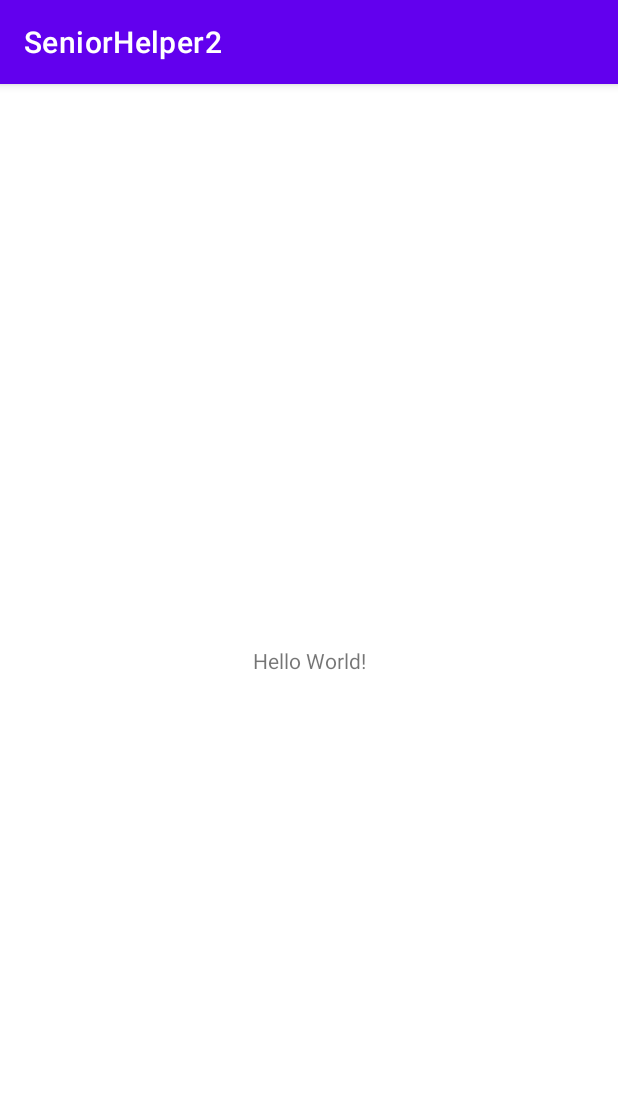
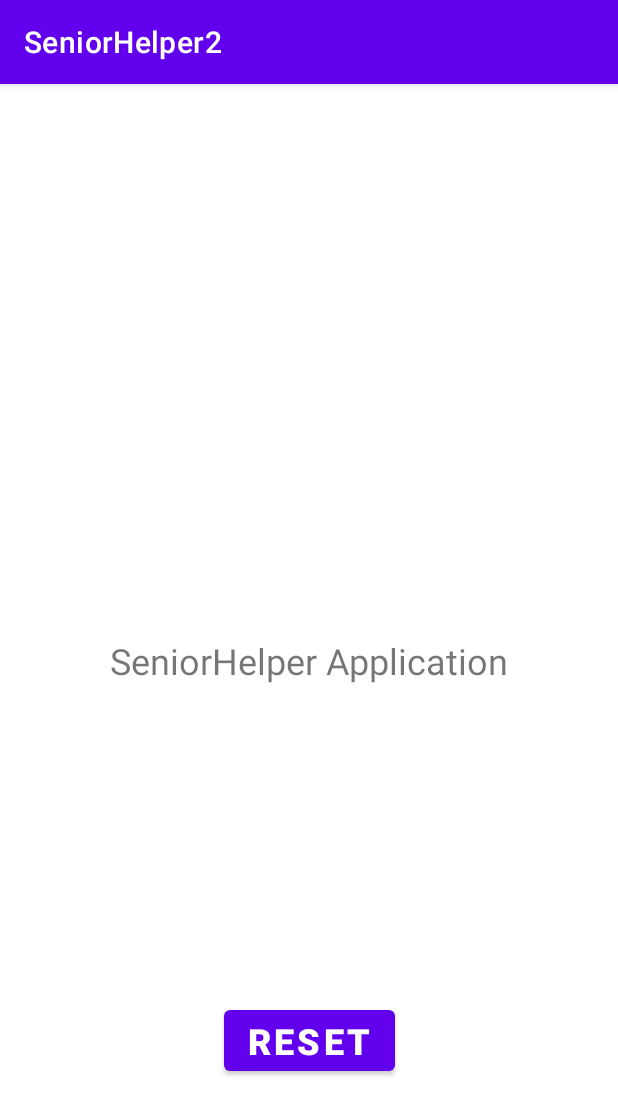
Before and after one commit to seungheon2007/SeniorHelper2, an Android app: the screen it shows after launch (MainActivity), on a phone screen of 412 x 824 dp. Shown: the top 1115 px of the screen. Run offline under Robolectric (Android 15) with nearby library versions, the phone set to English and light mode, and no system bars.

Commit message:
Reset Button in Main Screen Reset button will reset all media resource (sound player, vibrator) in any state of this application.

```diff
--- a/app/src/main/java/personal/shlee/seniorhelper2/MainActivity.java
+++ b/app/src/main/java/personal/shlee/seniorhelper2/MainActivity.java
@@ -7,13 +7,35 @@ import androidx.core.content.ContextCompat;
 import android.Manifest;
 import android.content.pm.PackageManager;
 import android.os.Bundle;
+import android.view.View;
+import android.widget.Button;
 
 public class MainActivity extends AppCompatActivity {
+    private Button button_reset;
 
     @Override
     protected void onCreate(Bundle savedInstanceState) {
         super.onCreate(savedInstanceState);
         setContentView(R.layout.activity_main);
+
+        /*
+         * Reference :
+         *  - Notification example
+         *    > https://o7planning.org/10427/android-notification
+         *  - Notification icon creation
+         *    > http://zeany.net/37
+         *  - Notification icon image source
+         *    > https://www.visualpharm.com/free-icons/alert
+         *    > https://www.visualpharm.com/free-icons/notification-595b40b75ba036ed117d6e38
+         */
+        this.button_reset = (Button) this.findViewById(R.id.button_reset);
+        this.button_reset.setOnClickListener(new View.OnClickListener() {
+
+            @Override
+            public void onClick(View view) {
+                SmsCommandHandler.reset();
+            }
+        });
 
         requireSmsPerm();
     }
--- a/app/src/main/java/personal/shlee/seniorhelper2/SmsCommandHandler.java
+++ b/app/src/main/java/personal/shlee/seniorhelper2/SmsCommandHandler.java
@@ -82,7 +82,9 @@ public class SmsCommandHandler {
         if (!isInitialized) {
             return;
         }
-
+        startPhoneFinderService("STOP", "Screaming stopped!");
+        MediaManager.stopSound();
+        MediaManager.setSoundVolume(SOUND_VOLUME_SYSTEM_DEFAULT);
         setStatus(Status.LEVEL_00);
     }
 
@@ -107,9 +109,6 @@ public class SmsCommandHandler {
 
         if (cmd == Commands.RESET) {
             Log.d(TAG, "SmsCommandHandler.handleCommand : "+cmd.toString()+" COMMAND RECEIVED!");
-            startPhoneFinderService("STOP", "Screaming stopped!");
-            MediaManager.stopSound();
-            MediaManager.setSoundVolume(SOUND_VOLUME_SYSTEM_DEFAULT);
             reset();
             return;
         }
--- a/app/src/main/res/layout/activity_main.xml
+++ b/app/src/main/res/layout/activity_main.xml
@@ -7,12 +7,27 @@
     tools:context=".MainActivity">
 
     <TextView
+        android:id="@+id/textView"
         android:layout_width="wrap_content"
         android:layout_height="wrap_content"
-        android:text="Hello World!"
+        android:text="SeniorHelper Application"
+        android:textSize="24sp"
+        app:layout_constraintBottom_toBottomOf="parent"
+        app:layout_constraintLeft_toLeftOf="parent"
+        app:layout_constraintRight_toRightOf="parent"
+        app:layout_constraintTop_toTopOf="parent" />
+
+    <Button
+        android:id="@+id/button_reset"
+        android:layout_width="wrap_content"
+        android:layout_height="wrap_content"
+        android:layout_marginTop="106dp"
+        android:text="Reset"
+        android:textSize="24sp"
+        android:textStyle="bold"
         app:layout_constraintBottom_toBottomOf="parent"
         app:layout_constraintEnd_toEndOf="parent"
         app:layout_constraintStart_toStartOf="parent"
-        app:layout_constraintTop_toTopOf="parent" />
+        app:layout_constraintTop_toBottomOf="@+id/textView" />
 
 </androidx.constraintlayout.widget.ConstraintLayout>
```
